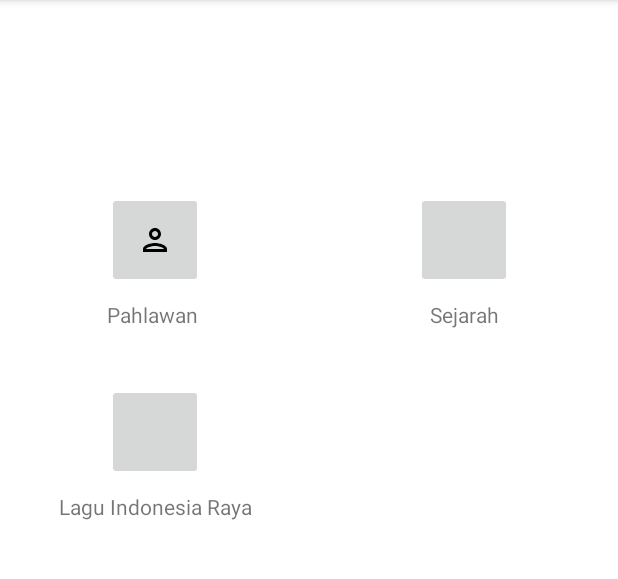
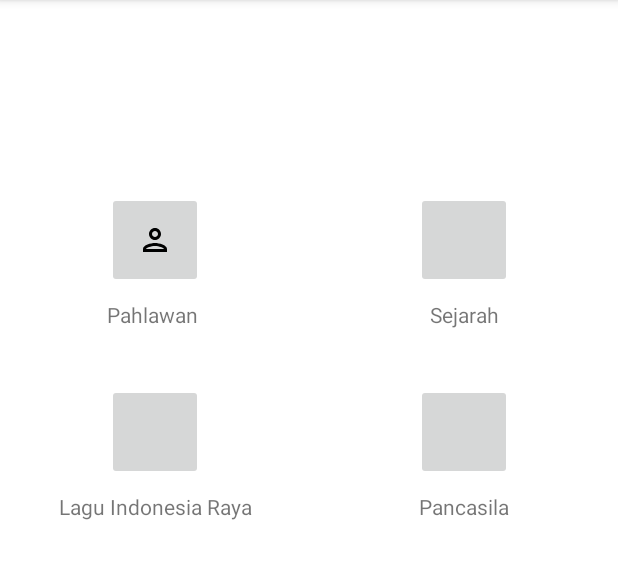
Before and after one commit to faizauthar12/Android_Revolusi_Indonesia_ida, an Android app: the screen it shows after launch (HomeActivity), on a phone screen of 412 x 824 dp, the part 84-663 px from its top. Run offline under Robolectric (Android 15) with nearby library versions, the phone set to English and light mode, and no system bars.

Commit message:
Home: Add Pancasila Button

```diff
--- a/app/src/main/java/io/faizauthar12/github/revolusiindonesia/ui/home/HomeActivity.kt
+++ b/app/src/main/java/io/faizauthar12/github/revolusiindonesia/ui/home/HomeActivity.kt
@@ -8,6 +8,7 @@ import io.faizauthar12.github.revolusiindonesia.databinding.ActivityHomeBinding
 import io.faizauthar12.github.revolusiindonesia.databinding.ContentHomeBinding
 import io.faizauthar12.github.revolusiindonesia.ui.heroes.HeroesActivity
 import io.faizauthar12.github.revolusiindonesia.ui.lagu.LaguActivity
+import io.faizauthar12.github.revolusiindonesia.ui.pancasila.PancasilaActivity
 import io.faizauthar12.github.revolusiindonesia.ui.sejarah.SejarahActivity
 
 class HomeActivity : AppCompatActivity() {
@@ -41,5 +42,11 @@ class HomeActivity : AppCompatActivity() {
                 startActivity(this)
             }
         }
+
+        contentHome.ibPancasila.setOnClickListener {
+            Intent(this, PancasilaActivity::class.java).apply {
+                startActivity(this)
+            }
+        }
     }
 }
--- a/app/src/main/res/layout/content_home.xml
+++ b/app/src/main/res/layout/content_home.xml
@@ -39,6 +39,7 @@
         app:layout_constraintTop_toTopOf="parent" />
 
     <TextView
+        android:id="@+id/textView"
         android:layout_width="wrap_content"
         android:layout_height="wrap_content"
         android:layout_marginTop="8dp"
@@ -65,6 +66,24 @@
         app:layout_constraintStart_toStartOf="@+id/ib_lagu"
         app:layout_constraintTop_toBottomOf="@+id/ib_lagu" />
 
+    <ImageButton
+        android:id="@+id/ib_pancasila"
+        android:layout_width="64dp"
+        android:layout_height="64dp"
+        android:layout_marginTop="32dp"
+        app:layout_constraintEnd_toEndOf="parent"
+        app:layout_constraintStart_toStartOf="@+id/vertical_centerline"
+        app:layout_constraintTop_toTopOf="@+id/horizontal_centerline" />
+
+    <TextView
+        android:layout_width="wrap_content"
+        android:layout_height="wrap_content"
+        android:layout_marginTop="8dp"
+        android:text="Pancasila"
+        app:layout_constraintEnd_toEndOf="@+id/ib_pancasila"
+        app:layout_constraintStart_toStartOf="@+id/ib_pancasila"
+        app:layout_constraintTop_toBottomOf="@+id/ib_pancasila" />
+
     <androidx.constraintlayout.widget.Guideline
         android:id="@+id/vertical_centerline"
         android:layout_width="wrap_content"
```
